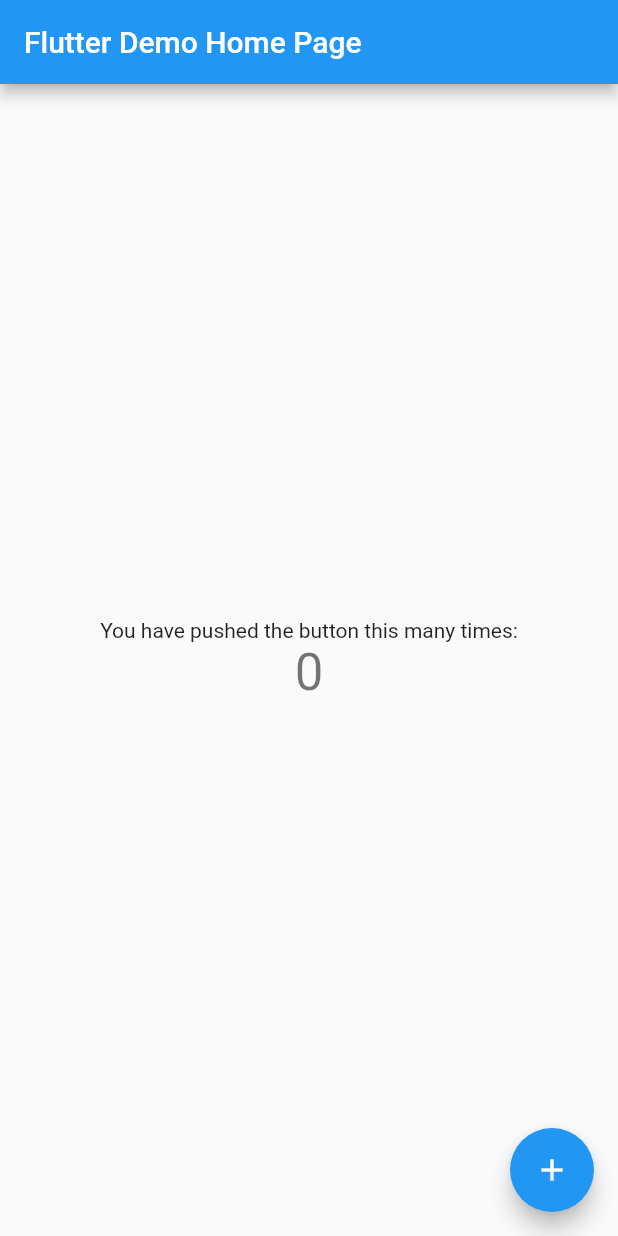
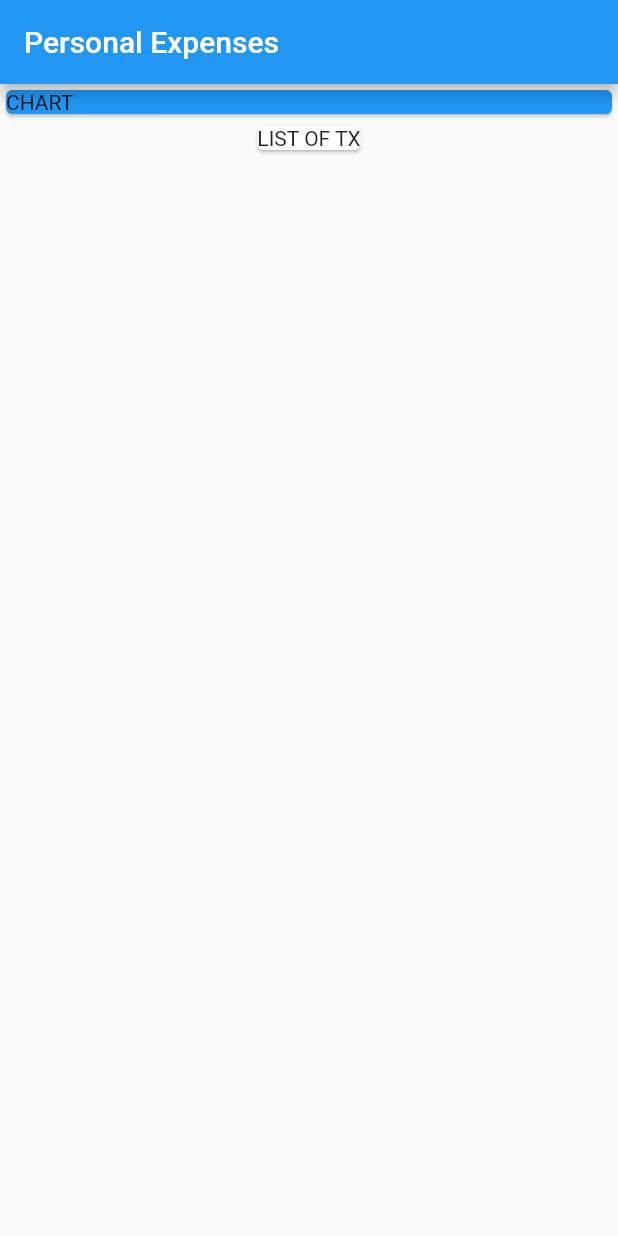
Before and after one commit to ahmetsarac/flutter-personal-expenses, a Flutter app: the screen it shows after launch, on a phone screen of 412 x 824 dp. Run offline on Flutter 3.47's test engine with Material 2 defaults, Android fonts, the phone set to English and light mode, and no system bars.

Commit message:
Transaction class and a dummy list are created.

```diff
--- a/lib/main.dart
+++ b/lib/main.dart
@@ -1,115 +1,56 @@
 import 'package:flutter/material.dart';
+import 'package:personal_expenses/transaction.dart';
 
-void main() {
-  runApp(const MyApp());
-}
+void main() => runApp(PersonalExpensesApp());
 
-class MyApp extends StatelessWidget {
-  const MyApp({Key? key}) : super(key: key);
+class PersonalExpensesApp extends StatelessWidget {
+  const PersonalExpensesApp({Key? key}) : super(key: key);
 
-  // This widget is the root of your application.
   @override
   Widget build(BuildContext context) {
     return MaterialApp(
-      title: 'Flutter Demo',
-      theme: ThemeData(
-        // This is the theme of your application.
-        //
-        // Try running your application with "flutter run". You'll see the
-        // application has a blue toolbar. Then, without quitting the app, try
-        // changing the primarySwatch below to Colors.green and then invoke
-        // "hot reload" (press "r" in the console where you ran "flutter run",
-        // or simply save your changes to "hot reload" in a Flutter IDE).
-        // Notice that the counter didn't reset back to zero; the application
-        // is not restarted.
-        primarySwatch: Colors.blue,
-      ),
-      home: const MyHomePage(title: 'Flutter Demo Home Page'),
+      title: 'Personal Expenses App',
+      home: HomePage(),
     );
   }
 }
 
-class MyHomePage extends StatefulWidget {
-  const MyHomePage({Key? key, required this.title}) : super(key: key);
-
-  // This widget is the home page of your application. It is stateful, meaning
-  // that it has a State object (defined below) that contains fields that affect
-  // how it looks.
-
-  // This class is the configuration for the state. It holds the values (in this
-  // case the title) provided by the parent (in this case the App widget) and
-  // used by the build method of the State. Fields in a Widget subclass are
-  // always marked "final".
-
-  final String title;
-
-  @override
-  State<MyHomePage> createState() => _MyHomePageState();
-}
-
-class _MyHomePageState extends State<MyHomePage> {
-  int _counter = 0;
-
-  void _incrementCounter() {
-    setState(() {
-      // This call to setState tells the Flutter framework that something has
-      // changed in this State, which causes it to rerun the build method below
-      // so that the display can reflect the updated values. If we changed
-      // _counter without calling setState(), then the build method would not be
-      // called again, and so nothing would appear to happen.
-      _counter++;
-    });
-  }
+class HomePage extends StatelessWidget {
+  final List<Transaction> transactions = [
+    Transaction(
+      id: 't1',
+      title: 'New Shoes',
+      amount: 69.99,
+      date: DateTime.now(),
+    ),
+    Transaction(
+      id: 't2',
+      title: 'Weekly Groceries',
+      amount: 16.53,
+      date: DateTime.now(),
+    ),
+  ];
 
   @override
   Widget build(BuildContext context) {
-    // This method is rerun every time setState is called, for instance as done
-    // by the _incrementCounter method above.
-    //
-    // The Flutter framework has been optimized to make rerunning build methods
-    // fast, so that you can just rebuild anything that needs updating rather
-    // than having to individually change instances of widgets.
     return Scaffold(
       appBar: AppBar(
-        // Here we take the value from the MyHomePage object that was created by
-        // the App.build method, and use it to set our appbar title.
-        title: Text(widget.title),
+        title: Text('Personal Expenses'),
       ),
-      body: Center(
-        // Center is a layout widget. It takes a single child and positions it
-        // in the middle of the parent.
-        child: Column(
-          // Column is also a layout widget. It takes a list of children and
-          // arranges them vertically. By default, it sizes itself to fit its
-          // children horizontally, and tries to be as tall as its parent.
-          //
-          // Invoke "debug painting" (press "p" in the console, choose the
-          // "Toggle Debug Paint" action from the Flutter Inspector in Android
-          // Studio, or the "Toggle Debug Paint" command in Visual Studio Code)
-          // to see the wireframe for each widget.
-          //
-          // Column has various properties to control how it sizes itself and
-          // how it positions its children. Here we use mainAxisAlignment to
-          // center the children vertically; the main axis here is the vertical
-          // axis because Columns are vertical (the cross axis would be
-          // horizontal).
-          mainAxisAlignment: MainAxisAlignment.center,
-          children: <Widget>[
-            const Text(
-              'You have pushed the button this many times:',
+      body: Column(
+        children: [
+          Container(
+            width: double.infinity,
+            child: Card(
+              color: Colors.blue,
+              child: Text('CHART'),
             ),
-            Text(
-              '$_counter',
-              style: Theme.of(context).textTheme.headline4,
-            ),
-          ],
-        ),
+          ),
+          Card(
+            child: Text('LIST OF TX'),
+          )
+        ],
       ),
-      floatingActionButton: FloatingActionButton(
-        onPressed: _incrementCounter,
-        tooltip: 'Increment',
-        child: const Icon(Icons.add),
-      ), // This trailing comma makes auto-formatting nicer for build methods.
     );
   }
 }
--- /dev/null
+++ b/lib/transaction.dart
@@ -0,0 +1,12 @@
+class Transaction {
+  final String id;
+  final String title;
+  final double amount;
+  final DateTime date;
+
+  Transaction(
+      {required this.id,
+      required this.title,
+      required this.amount,
+      required this.date});
+}
```
